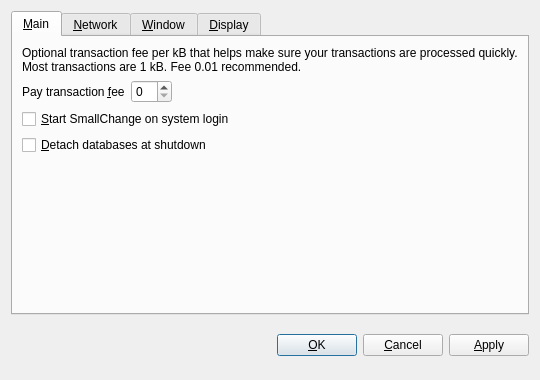
Queercoin/Queercoin, file src/qt/forms/optionsdialog.ui: the form before one commit.
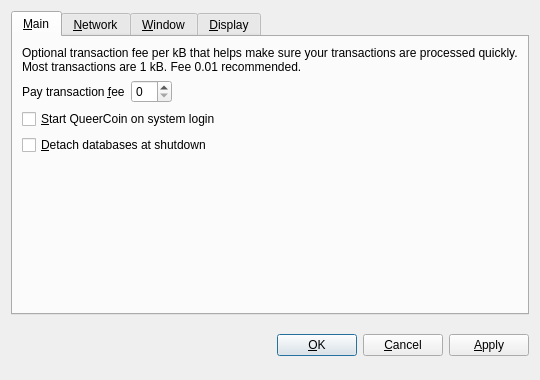
The form after the commit. The open tabs and pages were chosen to show the change. Custom widgets are drawn as their Qt base class.

```diff
--- a/src/qt/forms/optionsdialog.ui
+++ b/src/qt/forms/optionsdialog.ui
@@ -82,7 +82,7 @@
           <string>Automatically start SmallChange after logging in to the system.</string>
          </property>
          <property name="text">
-          <string>&amp;Start SmallChange on system login</string>
+          <string>&amp;Start QueerCoin on system login</string>
          </property>
         </widget>
        </item>
```
Left out of the diff: 10 changed lines with no effect on the pictures.
